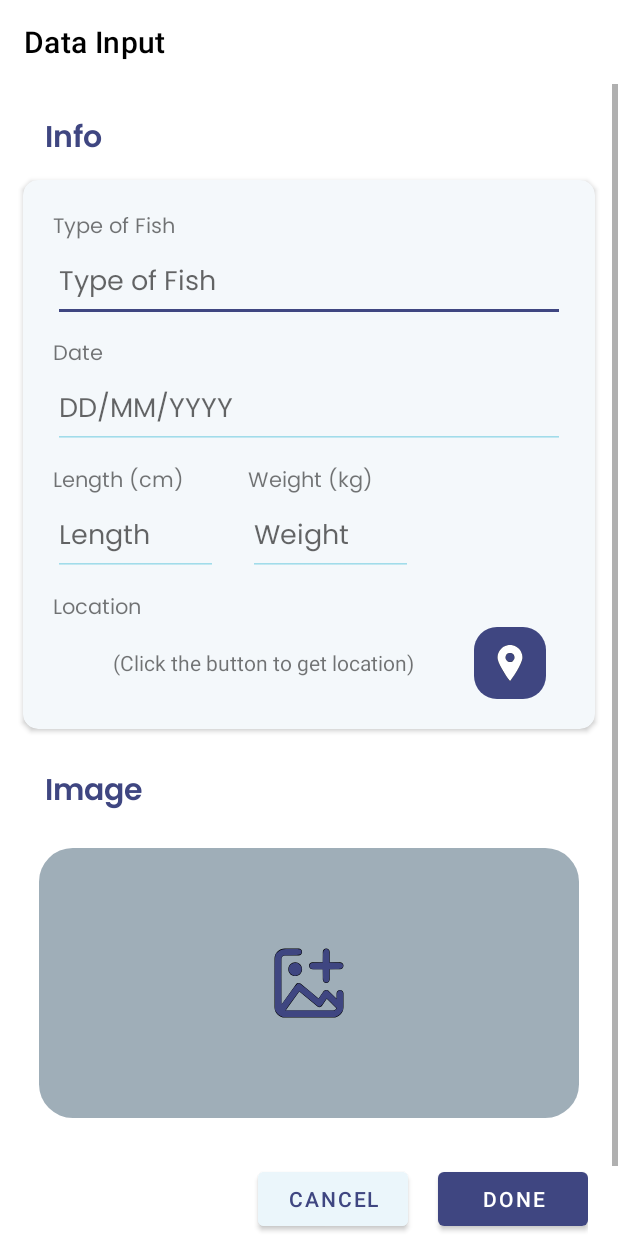
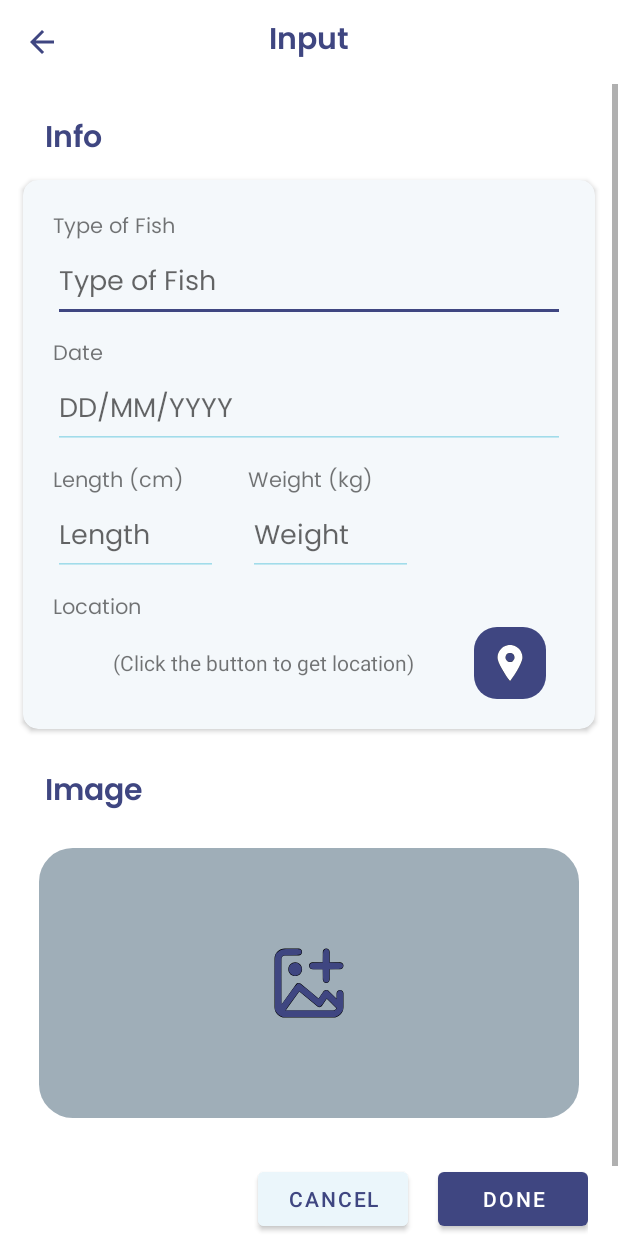
Before and after one commit to setiawansandi/Hook-It, an Android app: the screen it shows after launch (InputActivity), after a tap on "Data Input", on a phone screen of 412 x 824 dp. Run offline under Robolectric (Android 15) with nearby library versions, the phone set to English and light mode, and no system bars.

Commit message:
Added back button in the toolbar

```diff
--- a/app/src/main/java/com/sp/p2020358assignment/HomeActivity.java
+++ b/app/src/main/java/com/sp/p2020358assignment/HomeActivity.java
@@ -21,7 +21,7 @@ public class HomeActivity extends AppCompatActivity implements View.OnClickListe
     @Override
     protected void onCreate(Bundle savedInstanceState) {
         super.onCreate(savedInstanceState);
-        Objects.requireNonNull(getSupportActionBar()).hide();
+        //Objects.requireNonNull(getSupportActionBar()).hide();
         getWindow().setStatusBarColor(ContextCompat.getColor(this,R.color.secondary));
         setContentView(R.layout.activity_home);
 
--- a/app/src/main/java/com/sp/p2020358assignment/InputActivity.java
+++ b/app/src/main/java/com/sp/p2020358assignment/InputActivity.java
@@ -1,8 +1,12 @@
 package com.sp.p2020358assignment;
 
+import androidx.annotation.NonNull;
 import androidx.appcompat.app.AppCompatActivity;
+import androidx.appcompat.widget.Toolbar;
 
+import android.content.Intent;
 import android.os.Bundle;
+import android.view.MenuItem;
 
 import java.util.Objects;
 
@@ -11,7 +15,24 @@ public class InputActivity extends AppCompatActivity {
     @Override
     protected void onCreate(Bundle savedInstanceState) {
         super.onCreate(savedInstanceState);
-        Objects.requireNonNull(getSupportActionBar()).hide();
+        //Objects.requireNonNull(getSupportActionBar()).hide();
         setContentView(R.layout.activity_input);
+
+        Toolbar toolbar = (Toolbar) findViewById(R.id.toolbar);
+        setSupportActionBar(toolbar);
+        getSupportActionBar().setDisplayShowTitleEnabled(false);
+        // getSupportActionBar().setHomeButtonEnabled(true); // ?
+        getSupportActionBar().setDisplayHomeAsUpEnabled(true);
+        // will make the icon clickable and add the < at the left of the icon. (clickable or not)
+
+    }
+
+    @Override
+    public boolean onOptionsItemSelected(@NonNull MenuItem item) {
+        if (item.getItemId() == android.R.id.home) {
+                this.finish();
+                return true;
+        }
+        return super.onOptionsItemSelected(item);
     }
 }
--- a/app/src/main/java/com/sp/p2020358assignment/MainActivity.java
+++ b/app/src/main/java/com/sp/p2020358assignment/MainActivity.java
@@ -26,9 +26,9 @@ public class MainActivity extends AppCompatActivity {
     @Override
     protected void onCreate(Bundle savedInstanceState) {
         super.onCreate(savedInstanceState);
-        Objects.requireNonNull(getSupportActionBar()).hide();
-        getWindow().setFlags(WindowManager.LayoutParams.FLAG_FULLSCREEN, WindowManager.LayoutParams.FLAG_FULLSCREEN);
-        getWindow().setStatusBarColor(ContextCompat.getColor(this,R.color.secondary));
+        //Objects.requireNonNull(getSupportActionBar()).hide();   // hide action bar
+        getWindow().setFlags(WindowManager.LayoutParams.FLAG_FULLSCREEN, WindowManager.LayoutParams.FLAG_FULLSCREEN);   // hide status bar
+        getWindow().setStatusBarColor(ContextCompat.getColor(this,R.color.secondary));  // change status bar colour
         setContentView(R.layout.activity_main);
 
         // animations
--- a/app/src/main/res/layout/activity_input.xml
+++ b/app/src/main/res/layout/activity_input.xml
@@ -13,9 +13,20 @@
         android:layout_height="wrap_content"
         android:background="@color/white"
         android:minHeight="?attr/actionBarSize"
-        android:theme="?attr/actionBarTheme"
-        app:title="Data Input"
-        app:titleTextColor="@color/black" />
+        app:theme="@style/ToolbarTheme"
+        app:titleTextColor="@color/black">
+
+        <TextView
+            android:id="@+id/toolbar_title"
+            android:layout_width="wrap_content"
+            android:layout_height="wrap_content"
+            android:fontFamily="@font/poppins_semibold"
+            android:layout_gravity="center"
+            android:text="Input"
+            android:textColor="@color/primary"
+            android:textSize="20dp" />
+
+    </androidx.appcompat.widget.Toolbar>
 
     <ScrollView
         android:layout_width="match_parent"
--- a/app/src/main/res/values-v23/themes.xml
+++ b/app/src/main/res/values-v23/themes.xml
@@ -14,5 +14,20 @@
         <item name="android:statusBarColor" tools:targetApi="l">?attr/colorPrimaryVariant</item>
         <item name="android:windowLightStatusBar">true</item>
         <!-- Customize your theme here. -->
+        <!-- Hide title and action bar -->
+        <item name="windowNoTitle">true</item>
+        <item name="windowActionBar">false</item>
+    </style>
+
+    <style name="EditTextTheme" parent="Theme.AppCompat.Light.DarkActionBar">
+        <item name="colorControlNormal">@color/secondary</item>
+        <item name="colorControlActivated">@color/primary</item>
+        <item name="colorControlHighlight">@color/primary</item>
+        <item name="android:textColorHighlight">@color/primary_op</item>
+    </style>
+
+    <style name="ToolbarTheme" parent="@style/ThemeOverlay.AppCompat.ActionBar">
+        <!-- Customize color of navigation drawer icon and back arrow -->
+        <item name="colorControlNormal">@color/primary</item> <!-- change the colour of "back" button -->
     </style>
 </resources>
--- a/app/src/main/res/values/themes.xml
+++ /dev/null
@@ -1,24 +0,0 @@
-<resources xmlns:tools="http://schemas.android.com/tools">
-    <!-- Base application theme. -->
-    <style name="Theme.P2020358Assignment" parent="Theme.MaterialComponents.DayNight.DarkActionBar">
-        <!-- Primary brand color. -->
-        <item name="colorPrimary">@color/primary</item>
-        <item name="colorPrimaryVariant">@color/white</item>
-        <item name="colorOnPrimary">@color/black</item>
-        <!-- Secondary brand color. -->
-        <item name="colorSecondary">@color/teal_200</item>
-        <item name="colorSecondaryVariant">@color/teal_700</item>
-        <item name="colorOnSecondary">@color/black</item>
-        <!-- Status bar color. -->
-        <item name="android:statusBarColor" tools:targetApi="l">?attr/colorPrimaryVariant</item>
-        <item name="android:windowLightStatusBar">true</item>
-        <!-- Customize your theme here. -->
-    </style>
-    <style name="EditTextTheme" parent="Theme.AppCompat.Light.DarkActionBar">
-        <item name="colorControlNormal">@color/secondary</item>
-        <item name="colorControlActivated">@color/primary</item>
-        <item name="colorControlHighlight">@color/primary</item>
-        <item name="android:textColorHighlight">@color/primary_op</item>
-    </style>
-
-</resources>
```
